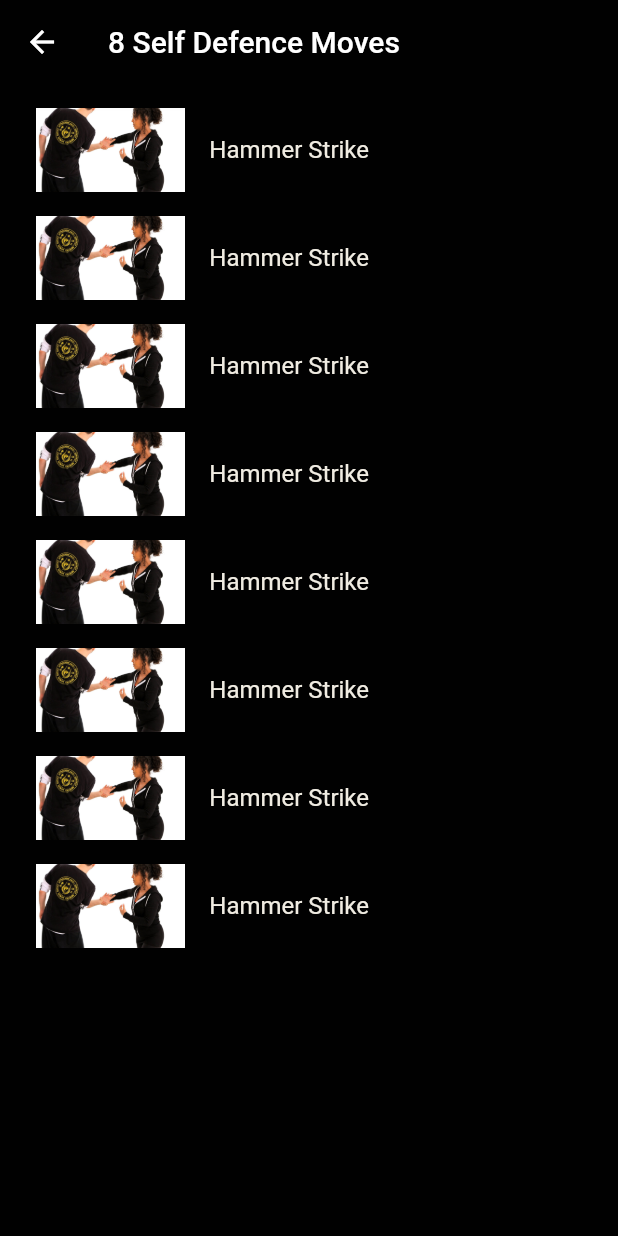
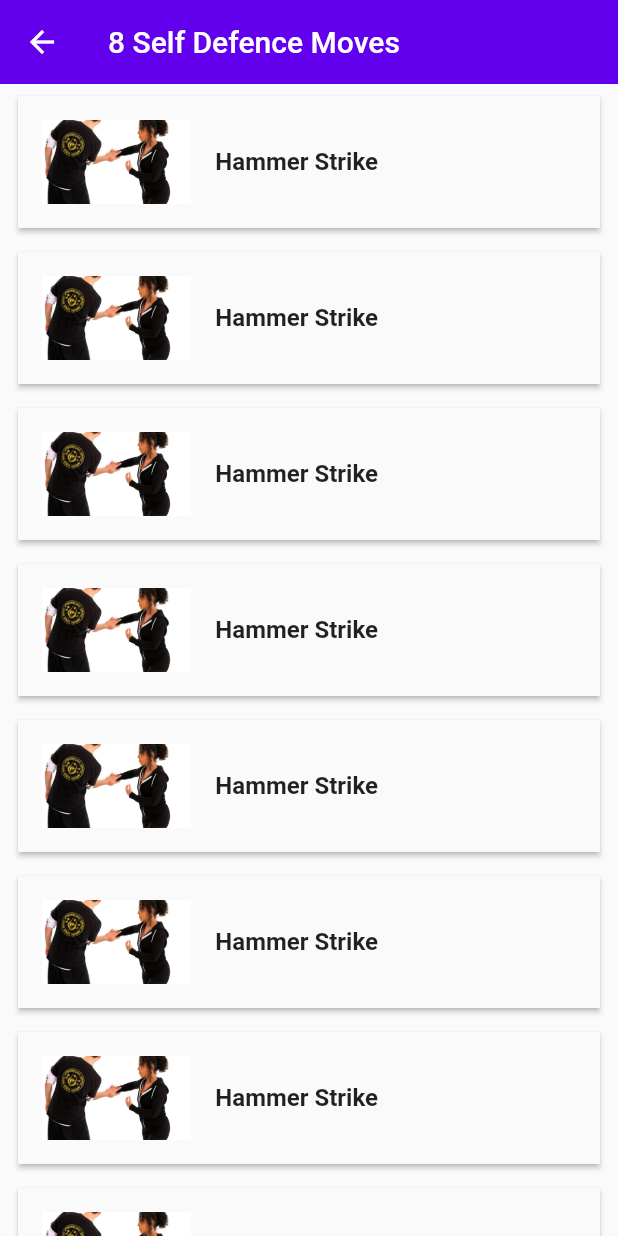
Before and after one commit to suhas-kadu/flutter-self-defence, a Flutter app: the SelfDefenceTechniques screen opened by its route, on a phone screen of 412 x 824 dp. Run offline on Flutter 3.47's test engine with Material 2 defaults, Android fonts, the light colour scheme and no system bars; our stand-ins replace video_player.

Commit message:
technique widget modified

```diff
--- a/lib/views/self_defence_techniques.dart
+++ b/lib/views/self_defence_techniques.dart
@@ -1,7 +1,8 @@
 import 'package:flutter/material.dart';
+import 'package:self_defence/constants.dart';
 import 'package:self_defence/data/techniques.dart';
 import 'package:self_defence/model/technique_model.dart';
-import 'package:self_defence/views/technique_demo.dart';
+import 'package:self_defence/widgets/technique_widget.dart';
 
 class SelfDefenceTechniques extends StatefulWidget {
   static const String id = "SelfDefenceTechniques";
@@ -10,7 +11,6 @@ class SelfDefenceTechniques extends StatefulWidget {
 }
 
 class _SelfDefenceTechniquesState extends State<SelfDefenceTechniques> {
-
   List<Technique> _techniques = new List();
 
   @override
@@ -22,31 +22,16 @@ class _SelfDefenceTechniquesState extends State<SelfDefenceTechniques> {
   @override
   Widget build(BuildContext context) {
     return Scaffold(
-    backgroundColor: Color(0xFF010101),
         appBar: AppBar(
-    backgroundColor: Color(0xFF010101),
+          elevation: 0.0,
+          backgroundColor: kPrimaryColor,
           title: Text("8 Self Defence Moves"),
         ),
         body: ListView.builder(
-        padding: EdgeInsets.symmetric(horizontal: 16.0, vertical: 8.0),
-        scrollDirection: Axis.vertical,
-        shrinkWrap: true,
+            padding: const EdgeInsets.symmetric(horizontal: 4.0,),
             itemCount: _techniques.length,
-        itemBuilder: (context, index){
-        return ListTile(
-          onTap: (){
-            Navigator.push(context, MaterialPageRoute(
-              settings: RouteSettings(
-                arguments: _techniques[index]),
-              builder: (context, ) => TechniqueDemo(
-                // technique: _techniques[index],
-              )));
-          },
-          contentPadding: EdgeInsets.all(8.0),
-          leading: Image.asset(_techniques[index].imgUrl, fit: BoxFit.cover,),
-          title: Text(_techniques[index].title, style: TextStyle(color: Color(0xfff0ece2) ),),
-        );
-      },
-    ));
+            itemBuilder: (context, index) {
+              return TechniqueWidget(techniques: _techniques, index: index,);
+            }));
   }
 }
```
Lines whose indentation alone changed are shown as unchanged.
